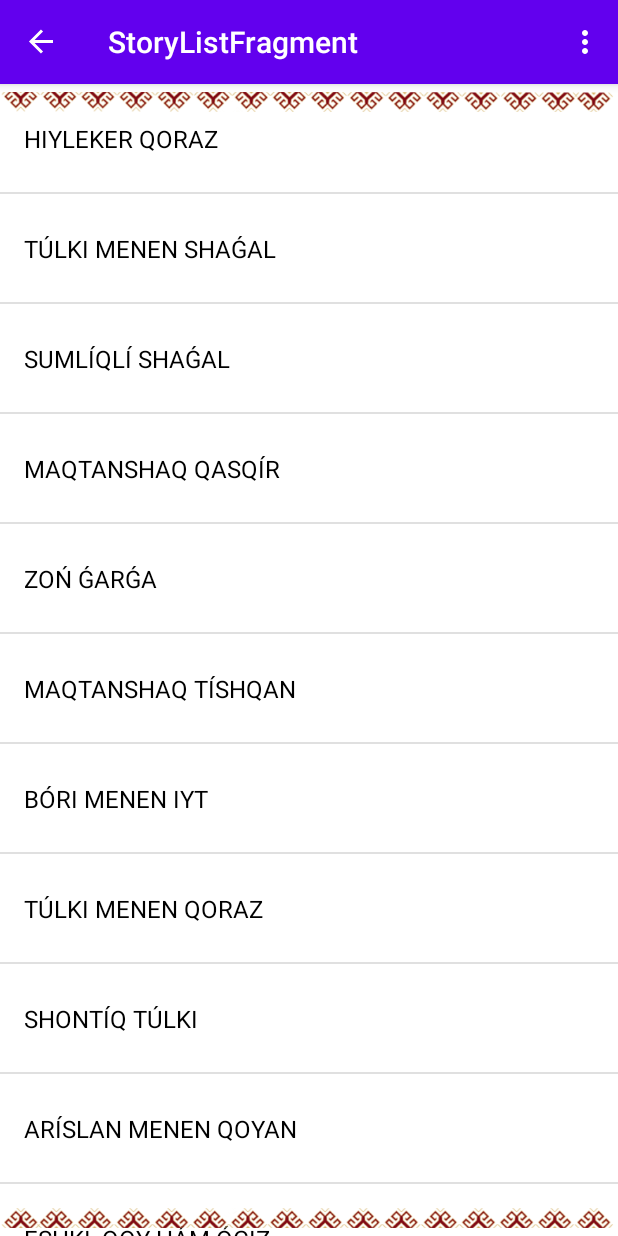
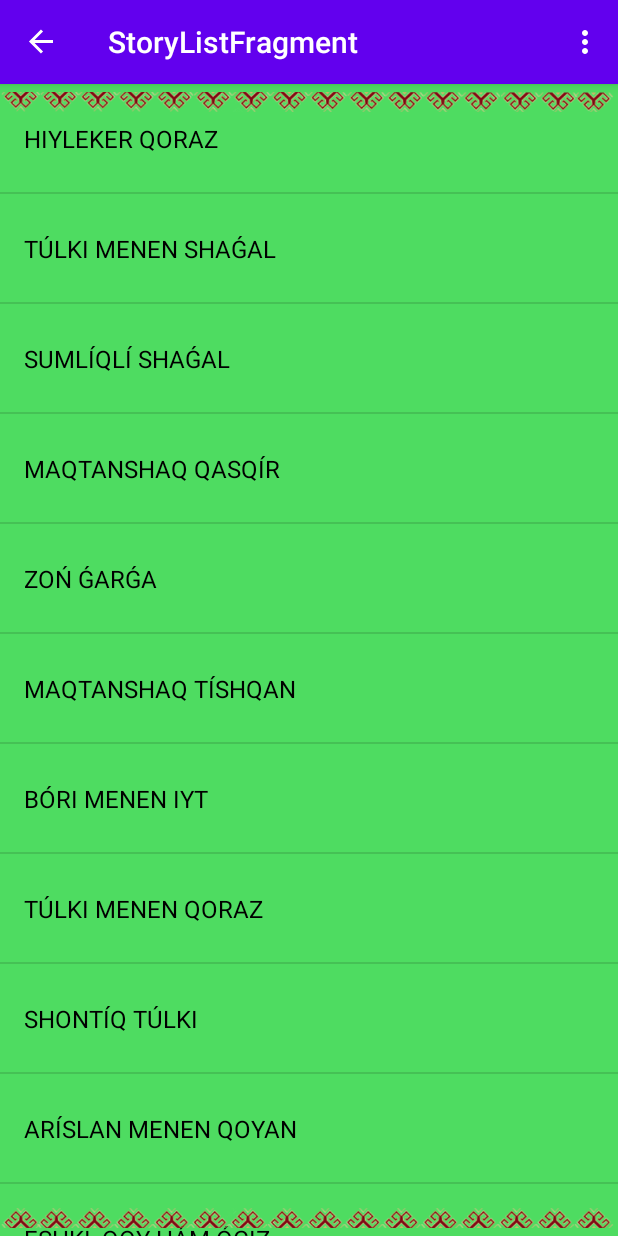
Before and after one commit to Baxbergen/ErteklerProgramm, an Android app: the screen it shows after launch (MainActivity), after a tap on an icon or button, on a phone screen of 412 x 824 dp. Run offline under Robolectric (Android 15) with nearby library versions, the phone set to English and light mode, and no system bars; our stand-ins replace Room's generated code, navigation-ui.

Commit message:
hesh narse ozgermedi

```diff
--- a/app/src/main/java/com/example/ertekler/MainActivity.kt
+++ b/app/src/main/java/com/example/ertekler/MainActivity.kt
@@ -32,11 +32,6 @@ class MainActivity : AppCompatActivity() {
         navView.setupWithNavController(navController)
     }
 
-    private fun setUpBottomNavigation () {
-        val navHostFragment: NavHostFragment = supportFragmentManager.findFragmentById(R.id.fragmentContainer) as NavHostFragment
-        NavigationUI.setupWithNavController(nav_view, navHostFragment.navController)
-    }
-
     override fun onCreateOptionsMenu(menu: Menu): Boolean {
         // Inflate the menu; this adds items to the action bar if it is present.
         menuInflater.inflate(R.menu.main, menu)
--- a/app/src/main/res/layout/fragment_story_list.xml
+++ b/app/src/main/res/layout/fragment_story_list.xml
@@ -2,8 +2,7 @@
 <androidx.constraintlayout.widget.ConstraintLayout xmlns:android="http://schemas.android.com/apk/res/android"
     android:layout_width="match_parent"
     android:layout_height="match_parent"
-    xmlns:app="http://schemas.android.com/apk/res-auto"
-    android:background="@android:color/white">
+    xmlns:app="http://schemas.android.com/apk/res-auto">
 
     <androidx.recyclerview.widget.RecyclerView
         android:id="@+id/storyList"
--- a/app/src/main/res/layout/item_home.xml
+++ b/app/src/main/res/layout/item_home.xml
@@ -25,8 +25,4 @@
         android:layout_marginTop="8dp"
         android:textColor="#E61283DD"/>
 
-
-
-
-
 </androidx.constraintlayout.widget.ConstraintLayout>
--- a/app/src/main/res/navigation/mobile_navigation.xml
+++ b/app/src/main/res/navigation/mobile_navigation.xml
@@ -19,19 +19,28 @@
         android:id="@+id/nav_gallery"
         android:name="com.example.ertekler.ui.gallery.GalleryFragment"
         android:label="@string/menu_gallery"
-        tools:layout="@layout/fragment_gallery" />
+        tools:layout="@layout/fragment_gallery">
+        <argument
+            android:name="typeID"
+            android:defaultValue="2"
+            app:argType="integer" />
+        <action
+            android:id="@+id/action_nav_gallery_to_storyListFragment"
+            app:destination="@id/storyListFragment" />
+    </fragment>
 
     <fragment
         android:id="@+id/nav_slideshow"
         android:name="com.example.ertekler.ui.slideshow.SlideshowFragment"
         android:label="@string/menu_slideshow"
         tools:layout="@layout/fragment_slideshow" >
+        <argument
+            android:name="typeID"
+            app:argType="integer"
+            android:defaultValue="3" />
         <action
-            android:id="@+id/action_nav_slideshow_to_nav_gallery"
-            app:destination="@id/nav_gallery" />
-        <action
-            android:id="@+id/action_nav_slideshow_to_nav_home"
-            app:destination="@id/nav_home" />
+            android:id="@+id/action_nav_slideshow_to_storyListFragment"
+            app:destination="@id/storyListFragment" />
     </fragment>
     <fragment
         android:id="@+id/storyListFragment"
```
